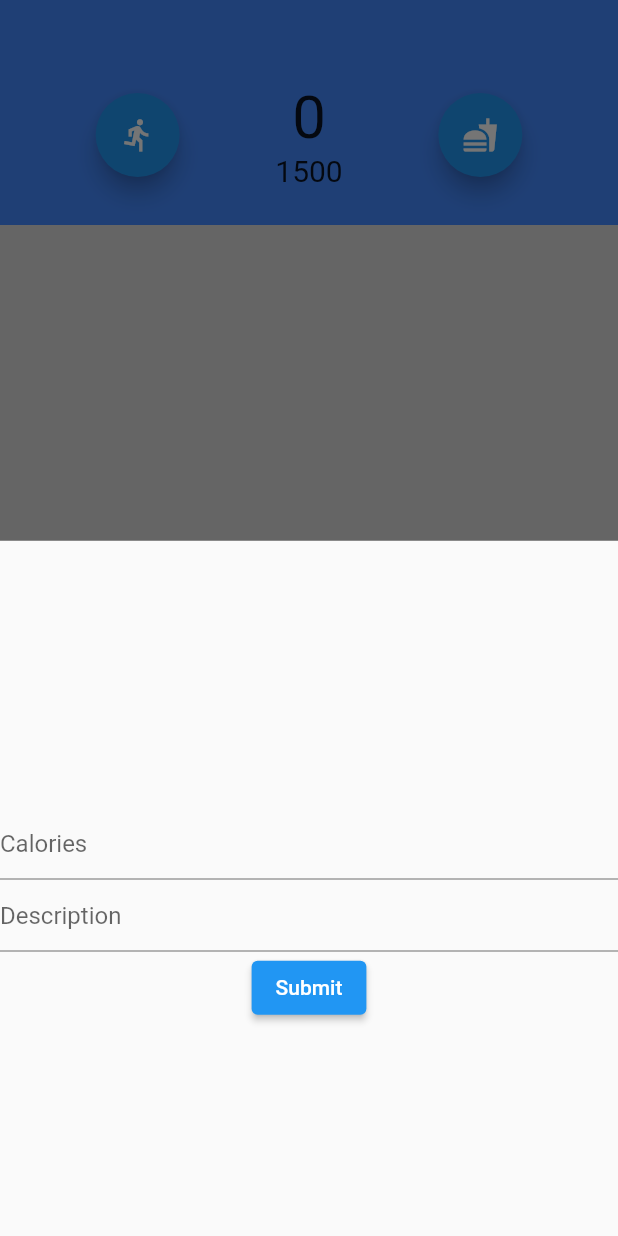
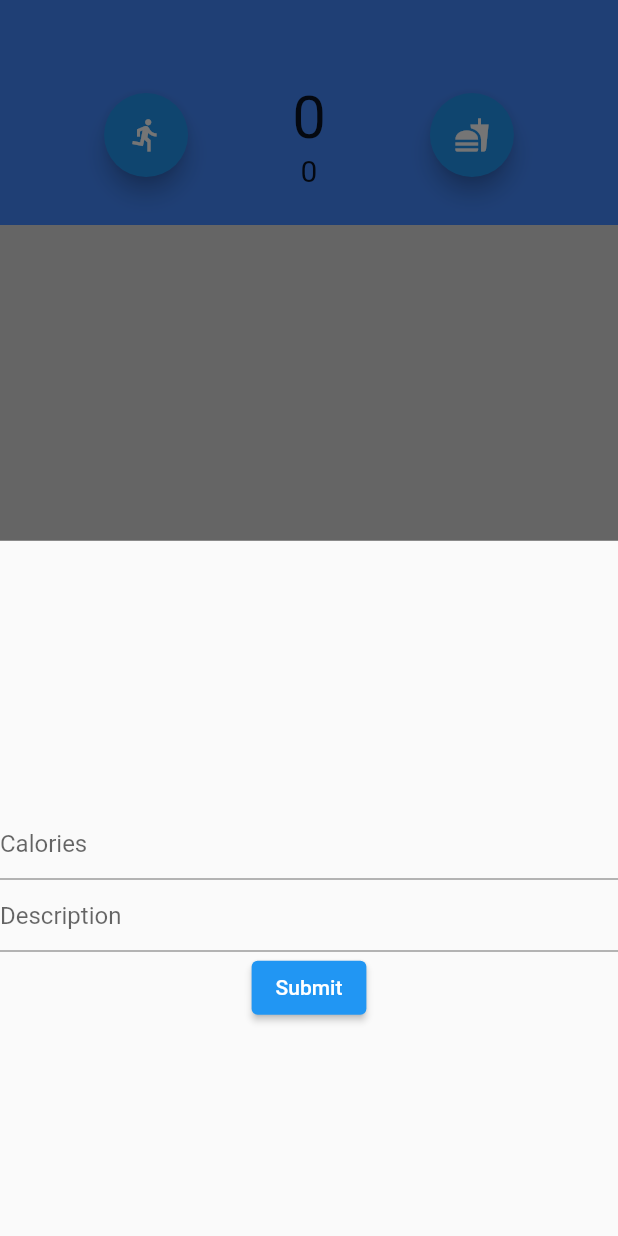
Before and after one commit to zaidotsenre/Contacal, a Flutter app: the screen it shows after launch, after a tap on the "directions run" icon, on a phone screen of 412 x 824 dp. Run offline on Flutter 3.47's test engine with Material 2 defaults, Android fonts, the phone set to English and light mode, and no system bars; our stand-ins replace sqflite, sqflite_common_ffi; accounts and stored records are empty; generated files the repository leaves out were written again.

Commit message:
new file:   lib/src/calorie_goal_form.dart - Built form to modify the daily goal modified:   lib/src/db_helper.dart - Modified DBHelper to store and process daily goal data
modified:   lib/src/entry_card/entry_card_view.dart
- Updated main view to display the user-set daily goal

```diff
--- a/lib/src/entry_card/entry_card_view.dart
+++ b/lib/src/entry_card/entry_card_view.dart
@@ -1,3 +1,4 @@
+import 'package:contacal/src/calorie_goal_form.dart';
 import 'package:contacal/src/entry_form.dart';
 import 'package:flutter/material.dart';
 
@@ -16,16 +17,18 @@ class EntryCardView extends StatefulWidget {
 
 class EntryCardViewState extends State<EntryCardView> {
   List<Map<String, dynamic>> _entries = [];
+  int _dailyCalorieGoal = 0;
   DateTime _selectedDate = DateUtils.dateOnly(DateTime.now());
 
   /// Displays the form to add and edit entries
-  showNewEntryForm() {
+  showNewEntryForm({bool exercise = false}) {
     showModalBottomSheet(
       context: context,
       builder: (context) {
         return Wrap(
           children: [
             EntryForm(
+              exercise: exercise,
               selectedDate: _selectedDate,
               onSubmit: () {
                 Navigator.pop(context);
@@ -65,8 +68,11 @@ class EntryCardViewState extends State<EntryCardView> {
   /// Reads from the database and updates the view
   updateView() async {
     final data = await DBHelper.getEntriesByDate(_selectedDate);
+    final calGoal = await DBHelper.getSetting('dailyCalorieGoal');
+
     setState(() {
       _entries = data;
+      _dailyCalorieGoal = calGoal;
     });
   }
 
@@ -136,7 +142,7 @@ class EntryCardViewState extends State<EntryCardView> {
                               // Button to add exercise entry
                               FloatingActionButton(
                                   onPressed: () {
-                                    showNewEntryForm();
+                                    showNewEntryForm(exercise: true);
                                   },
                                   child: const Icon(Icons.directions_run))
                             ],
@@ -149,10 +155,30 @@ class EntryCardViewState extends State<EntryCardView> {
                                 dailyTotalCalories(),
                                 style: const TextStyle(fontSize: 40),
                               ),
-                              const Text(
-                                "1500",
-                                style: TextStyle(fontSize: 20),
-                              ),
+                              GestureDetector(
+                                onTap: () {
+                                  showModalBottomSheet(
+                                      context: context,
+                                      builder: (context) {
+                                        return Wrap(
+                                          children: [
+                                            CalorieGoalForm(
+                                              dailyCalorieGoal:
+                                                  _dailyCalorieGoal,
+                                              onSubmit: () {
+                                                Navigator.pop(context);
+                                                updateView();
+                                              },
+                                            )
+                                          ],
+                                        );
+                                      });
+                                },
+                                child: Text(
+                                  _dailyCalorieGoal.toString(),
+                                  style: const TextStyle(fontSize: 20),
+                                ),
+                              )
                             ],
                           ),
                           Column(
--- a/lib/src/entry_form.dart
+++ b/lib/src/entry_form.dart
@@ -7,8 +7,13 @@ class EntryForm extends StatefulWidget {
   final Function? onSubmit;
   final DateTime selectedDate;
   final Map<String, dynamic>? entry;
+  final bool exercise;
   const EntryForm(
-      {super.key, this.onSubmit, this.entry, required this.selectedDate});
+      {super.key,
+      this.onSubmit,
+      this.entry,
+      required this.selectedDate,
+      this.exercise = false});
 
   @override
   EntryFormState createState() {
@@ -42,6 +47,10 @@ class EntryFormState extends State<EntryForm> {
     final date = widget.entry != null
         ? widget.entry!['date']
         : DateUtils.dateOnly(widget.selectedDate).toString();
+
+    if (widget.exercise) {
+      _calories = _calories! * -1;
+    }
 
     Map<String, dynamic> newEntry = {
       'calories': _calories,
```
Also changed, not shown: lib/src/calorie_goal_form.dart (added, +84 -0 lines), lib/src/db_helper.dart (+25 -4 lines).
